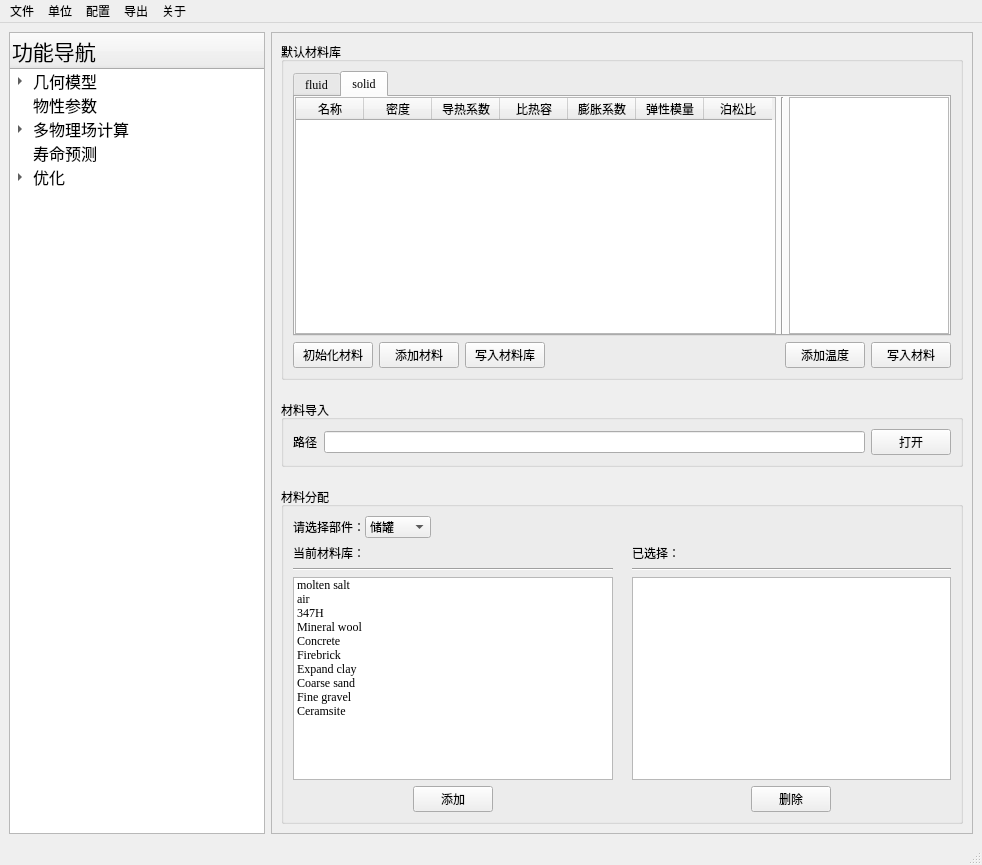
GuoHB666/PyAnsysWorkbench, file ui/py_ansys_ui.ui: the form before one commit.
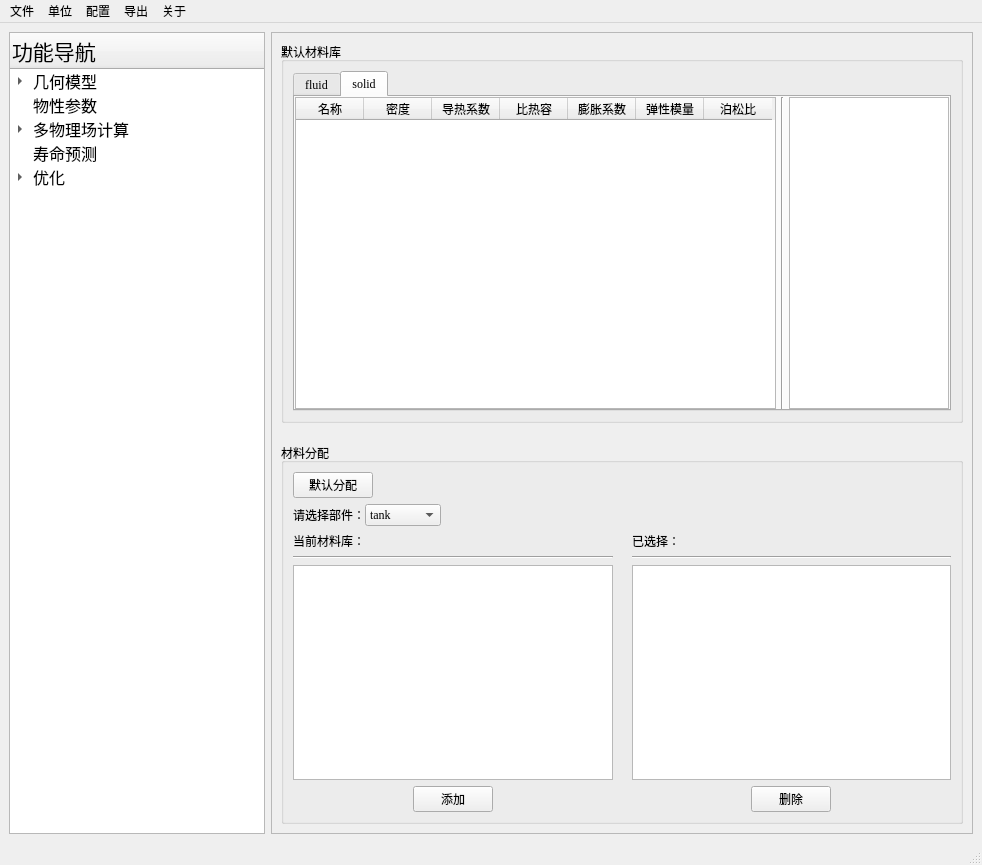
The form after the commit. Icons and pictures are not drawn.

What changed in the file:
```diff
--- a/ui/py_ansys_ui.ui
+++ b/ui/py_ansys_ui.ui
@@ -254,6 +254,9 @@
                  <property name="autoFillBackground">
                   <bool>false</bool>
                  </property>
+                 <property name="editTriggers">
+                  <set>QAbstractItemView::NoEditTriggers</set>
+                 </property>
                  <property name="textElideMode">
                   <enum>Qt::ElideMiddle</enum>
                  </property>
@@ -362,6 +365,9 @@
                    <verstretch>0</verstretch>
                   </sizepolicy>
                  </property>
+                 <property name="editTriggers">
+                  <set>QAbstractItemView::NoEditTriggers</set>
+                 </property>
                  <attribute name="horizontalHeaderVisible">
                   <bool>false</bool>
                  </attribute>
@@ -431,6 +437,9 @@
                  <property name="tabletTracking">
                   <bool>false</bool>
                  </property>
+                 <property name="editTriggers">
+                  <set>QAbstractItemView::NoEditTriggers</set>
+                 </property>
                  <property name="textElideMode">
                   <enum>Qt::ElideMiddle</enum>
                  </property>
@@ -540,6 +549,9 @@
                </item>
                <item>
                 <widget class="QTableWidget" name="table_temp_solid">
+                 <property name="editTriggers">
+                  <set>QAbstractItemView::NoEditTriggers</set>
+                 </property>
                  <attribute name="horizontalHeaderVisible">
                   <bool>false</bool>
                  </attribute>
@@ -581,82 +593,19 @@
             </widget>
            </item>
            <item>
-            <layout class="QHBoxLayout" name="horizontalLayout_3">
-             <item>
-              <widget class="QPushButton" name="button_default_mat">
-               <property name="text">
-                <string>初始化材料</string>
-               </property>
-              </widget>
-             </item>
-             <item>
-              <widget class="QPushButton" name="buttom_add_mat">
-               <property name="text">
-                <string>添加材料</string>
-               </property>
-              </widget>
-             </item>
-             <item>
-              <widget class="QPushButton" name="button_mat_export">
-               <property name="text">
-                <string>写入材料库</string>
-               </property>
-              </widget>
-             </item>
-             <item>
-              <spacer name="horizontalSpacer_2">
-               <property name="orientation">
-                <enum>Qt::Horizontal</enum>
-               </property>
-               <property name="sizeHint" stdset="0">
-                <size>
-                 <width>40</width>
-                 <height>20</height>
-                </size>
-               </property>
-              </spacer>
-             </item>
-             <item>
-              <widget class="QPushButton" name="buttom_add_mat_temp">
-               <property name="text">
-                <string>添加温度</string>
-               </property>
-              </widget>
-             </item>
-             <item>
-              <widget class="QPushButton" name="buttom_add_mat_value">
-               <property name="text">
-                <string>写入材料</string>
-               </property>
-              </widget>
-             </item>
-            </layout>
+            <layout class="QHBoxLayout" name="horizontalLayout_3"/>
            </item>
           </layout>
          </widget>
         </item>
         <item>
-         <widget class="QGroupBox" name="groupBox_2">
+         <widget class="QGroupBox" name="groupBox_3">
           <property name="title">
-           <string>材料导入</string>
+           <string>材料分配</string>
           </property>
-          <layout class="QHBoxLayout" name="horizontalLayout_2">
+          <layout class="QVBoxLayout" name="verticalLayout_8">
            <item>
-            <widget class="QLabel" name="label">
-             <property name="text">
-              <string>路径</string>
-             </property>
-            </widget>
-           </item>
-           <item>
-            <widget class="QLineEdit" name="lineEdit">
-             <property name="text">
-              <string/>
-             </property>
-            </widget>
-           </item>
-           <item>
-            <widget class="QPushButton" name="button_mat_export_2">
+            <widget class="QPushButton" name="button_mat_appoint_default">
              <property name="sizePolicy">
               <sizepolicy hsizetype="Fixed" vsizetype="Fixed">
                <horstretch>0</horstretch>
@@ -664,19 +613,10 @@
               </sizepolicy>
              </property>
              <property name="text">
-              <string>打开</string>
+              <string>默认分配</string>
              </property>
             </widget>
            </item>
-          </layout>
-         </widget>
-        </item>
-        <item>
-         <widget class="QGroupBox" name="groupBox_3">
-          <property name="title">
-           <string>材料分配</string>
-          </property>
-          <layout class="QVBoxLayout" name="verticalLayout_8">
            <item>
             <layout class="QHBoxLayout" name="horizontalLayout_7">
              <property name="spacing">
@@ -696,7 +636,7 @@
               </widget>
              </item>
              <item>
-              <widget class="QComboBox" name="comboBox">
+              <widget class="QComboBox" name="part_choice">
                <property name="sizePolicy">
                 <sizepolicy hsizetype="Minimum" vsizetype="Fixed">
                  <horstretch>0</horstretch>
@@ -705,17 +645,22 @@
                </property>
                <item>
                 <property name="text">
-                 <string>储罐</string>
+                 <string>tank</string>
                 </property>
                </item>
                <item>
                 <property name="text">
-                 <string>保温层</string>
+                 <string>insulation</string>
                 </property>
                </item>
                <item>
                 <property name="text">
-                 <string>地基</string>
+                 <string>base1</string>
+                </property>
+               </item>
+               <item>
+                <property name="text">
+                 <string>base2</string>
                 </property>
                </item>
               </widget>
@@ -754,63 +699,12 @@
                 </widget>
                </item>
                <item>
-                <widget class="QListWidget" name="listWidget">
-                 <item>
-                  <property name="text">
-                   <string>molten salt</string>
-                  </property>
-                 </item>
-                 <item>
-                  <property name="text">
-                   <string>air</string>
-                  </property>
-                 </item>
-                 <item>
-                  <property name="text">
-                   <string>347H</string>
-                  </property>
-                 </item>
-                 <item>
-                  <property name="text">
-                   <string>Mineral wool</string>
-                  </property>
-                 </item>
-                 <item>
-                  <property name="text">
-                   <string>Concrete</string>
-                  </property>
-                 </item>
-                 <item>
-                  <property name="text">
-                   <string>Firebrick</string>
-                  </property>
-                 </item>
-                 <item>
-                  <property name="text">
-                   <string>Expand clay</string>
-                  </property>
-                 </item>
-                 <item>
-                  <property name="text">
-                   <string>Coarse sand</string>
-                  </property>
-                 </item>
-                 <item>
-                  <property name="text">
-                   <string>Fine gravel</string>
-                  </property>
-                 </item>
-                 <item>
-                  <property name="text">
-                   <string>Ceramsite</string>
-                  </property>
-                 </item>
-                </widget>
+                <widget class="QListWidget" name="mat_all_list"/>
                </item>
                <item>
                 <layout class="QHBoxLayout" name="horizontalLayout_8">
                  <item>
-                  <widget class="QPushButton" name="button_add">
+                  <widget class="QPushButton" name="button_mat_appoint">
                    <property name="sizePolicy">
                     <sizepolicy hsizetype="Fixed" vsizetype="Fixed">
                      <horstretch>0</horstretch>
@@ -853,12 +747,12 @@
                 </widget>
                </item>
                <item>
-                <widget class="QListWidget" name="listWidget_2"/>
+                <widget class="QListWidget" name="mat_appoint_list"/>
                </item>
                <item>
                 <layout class="QHBoxLayout" name="horizontalLayout_9">
                  <item>
-                  <widget class="QPushButton" name="button_delete">
+                  <widget class="QPushButton" name="button_mat_del">
                    <property name="sizePolicy">
                     <sizepolicy hsizetype="Fixed" vsizetype="Fixed">
                      <horstretch>0</horstretch>
```
